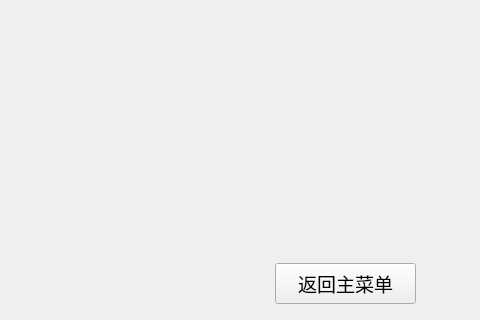
This is main_control/main_control.ui in protectorjy/QT as Qt 5 draws it before an edit; both pictures show x 169 to 649 and y 170 to 490 of the 649 by 490 pixel window. The edited form follows.
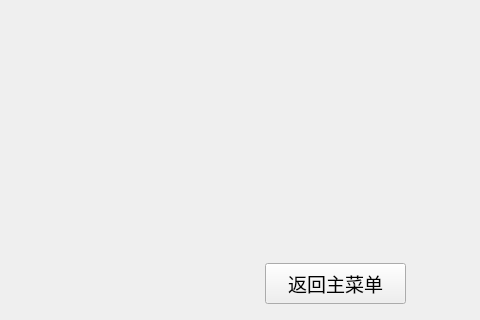
This is the edited form. Icons and pictures are not drawn.

Diff of the .ui file:
```diff
--- a/main_control/main_control.ui
+++ b/main_control/main_control.ui
@@ -17,7 +17,7 @@
    <widget class="QStackedWidget" name="stackedWidget">
     <property name="geometry">
      <rect>
-      <x>0</x>
+      <x>-10</x>
       <y>0</y>
       <width>581</width>
       <height>461</height>
```
